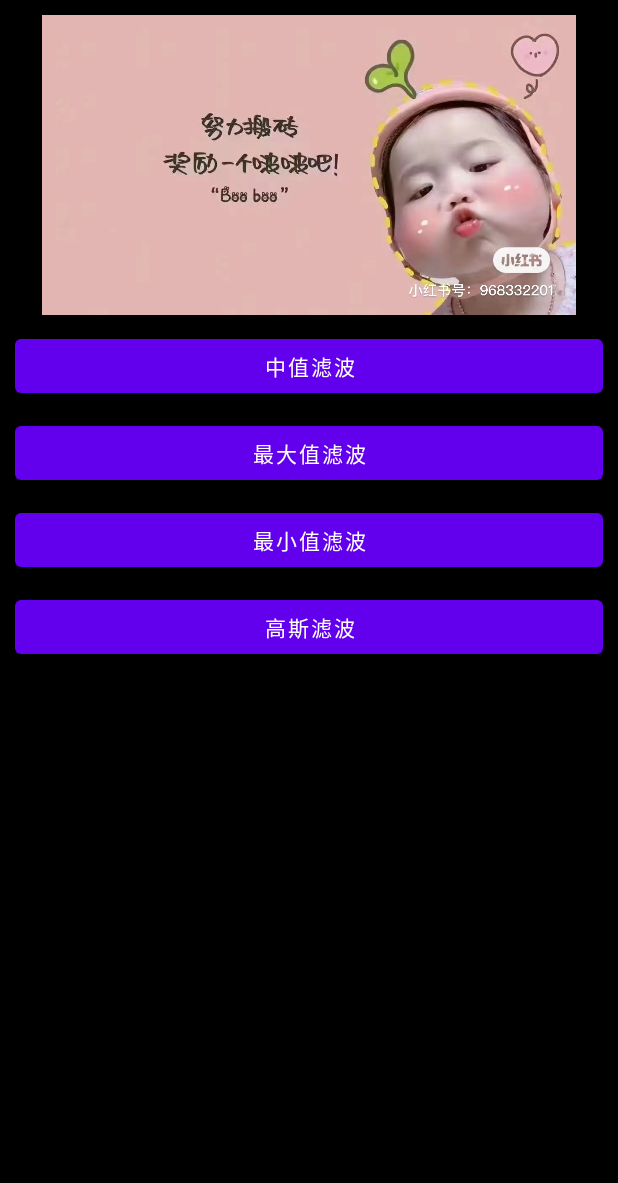
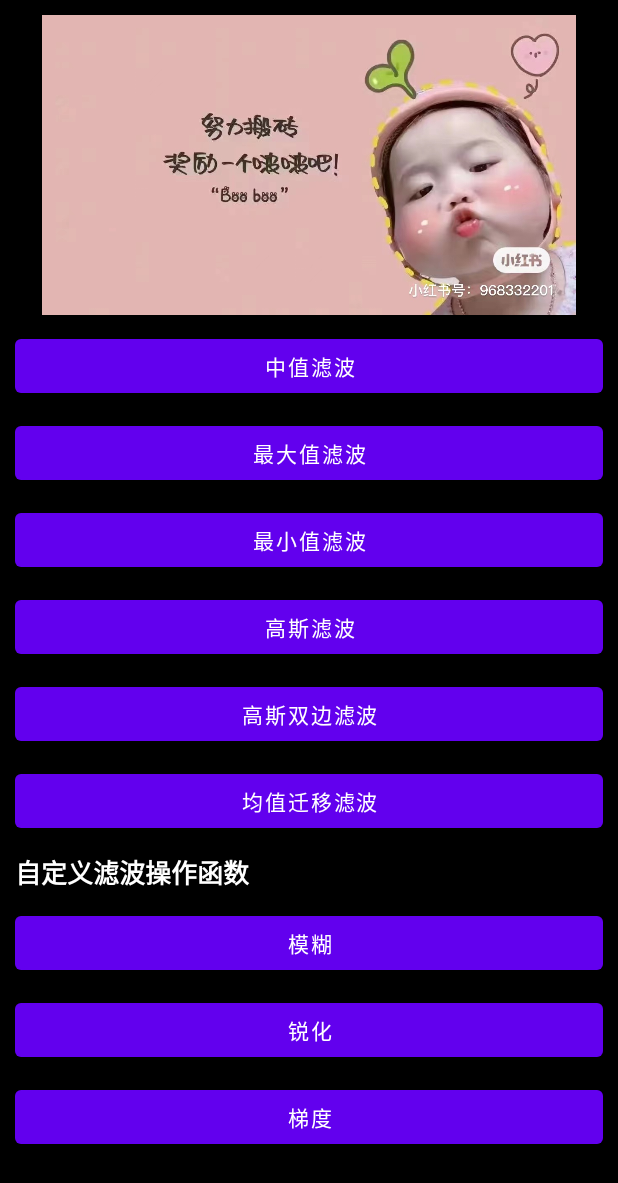
Before and after one commit to hutaodediannao/openCV-android, an Android app: the BlurActivity screen opened directly, with no data from a screen before it, on a phone screen of 412 x 824 dp. Shown: the top 1183 px of the screen. Run offline under Robolectric (Android 15) with nearby library versions, the phone set to English and light mode, and no system bars; 1 statement that could not run was skipped.

Commit message:
1、自定义滤波函数

```diff
--- a/app/src/main/java/com/example/myopencvndkapp/BlurActivity.java
+++ b/app/src/main/java/com/example/myopencvndkapp/BlurActivity.java
@@ -8,7 +8,7 @@ import android.widget.ImageView;
 
 import androidx.appcompat.app.AppCompatActivity;
 
-public class BlurActivity extends AppCompatActivity implements View.OnClickListener {
+public class BlurActivity extends AppCompatActivity {
 
     private ImageView iv;
     private Bitmap bitmap;
@@ -21,19 +21,13 @@ public class BlurActivity extends AppCompatActivity implements View.OnClickListe
     protected void onCreate(Bundle savedInstanceState) {
         super.onCreate(savedInstanceState);
         setContentView(R.layout.activity_blur);
+        Bitmap bmp = BitmapFactory.decodeResource(getResources(), R.mipmap.ic);
+        bitmap = bmp.copy(Bitmap.Config.ARGB_8888, true);
 
         iv = findViewById(R.id.iv);
-        findViewById(R.id.button).setOnClickListener(this);
-        findViewById(R.id.button1).setOnClickListener(this);
-        findViewById(R.id.button2).setOnClickListener(this);
-        findViewById(R.id.button3).setOnClickListener(this);
-
-        Bitmap bmp = BitmapFactory.decodeResource(getResources(), R.mipmap.ic);
-        bitmap = bmp.copy(Bitmap.Config.ARGB_8888, true);
     }
 
-    @Override
-    public void onClick(View view) {
+    public void click(View view) {
         switch (view.getId()) {
             case R.id.button:
                 //中值滤波
@@ -51,11 +45,37 @@ public class BlurActivity extends AppCompatActivity implements View.OnClickListe
                 //高斯滤波
                 gune(bitmap);
                 break;
+            case R.id.button4:
+                //高斯双边滤波
+                bilateralFilter(bitmap);
+                break;
+            case R.id.button5:
+                //均值迁移滤波
+                pyrMeanShiftFiltering(bitmap);
+                break;
+            case R.id.button6:
+                //模糊操作
+                mohu(bitmap);
+                break;
+            case R.id.button7:
+                //锐化
+
+                break;
+            case R.id.button8:
+                //梯度
+
+                break;
             default:
                 break;
         }
         iv.setImageBitmap(bitmap);
     }
+
+    private native void mohu(Bitmap bitmap);
+
+    private native void pyrMeanShiftFiltering(Bitmap bitmap);
+
+    private native void bilateralFilter(Bitmap bitmap);
 
     private native void gune(Bitmap bitmap);
 
--- a/app/src/main/res/layout/activity_blur.xml
+++ b/app/src/main/res/layout/activity_blur.xml
@@ -1,5 +1,5 @@
 <?xml version="1.0" encoding="utf-8"?>
-<LinearLayout xmlns:android="http://schemas.android.com/apk/res/android"
+<ScrollView xmlns:android="http://schemas.android.com/apk/res/android"
     xmlns:app="http://schemas.android.com/apk/res-auto"
     xmlns:tools="http://schemas.android.com/tools"
     android:layout_width="match_parent"
@@ -8,6 +8,11 @@
     android:orientation="vertical"
     android:padding="10dp"
     tools:context=".BlurActivity">
+
+    <LinearLayout
+        android:layout_width="match_parent"
+        android:layout_height="wrap_content"
+        android:orientation="vertical">
 
     <ImageView
         android:id="@+id/iv"
@@ -20,6 +25,7 @@
         android:layout_width="match_parent"
         android:layout_height="wrap_content"
         android:layout_marginTop="10dp"
+        android:onClick="click"
         android:text="中值滤波" />
 
     <Button
@@ -27,6 +33,7 @@
         android:layout_width="match_parent"
         android:layout_height="wrap_content"
         android:layout_marginTop="10dp"
+        android:onClick="click"
         android:text="最大值滤波" />
 
     <Button
@@ -34,6 +41,7 @@
         android:layout_width="match_parent"
         android:layout_height="wrap_content"
         android:layout_marginTop="10dp"
+        android:onClick="click"
         android:text="最小值滤波" />
 
     <Button
@@ -41,6 +49,57 @@
         android:layout_width="match_parent"
         android:layout_height="wrap_content"
         android:layout_marginTop="10dp"
+        android:onClick="click"
         android:text="高斯滤波" />
 
-</LinearLayout>
+    <Button
+        android:id="@+id/button4"
+        android:layout_width="match_parent"
+        android:layout_height="wrap_content"
+        android:layout_marginTop="10dp"
+        android:onClick="click"
+        android:text="高斯双边滤波" />
+
+    <Button
+        android:id="@+id/button5"
+        android:layout_width="match_parent"
+        android:layout_height="wrap_content"
+        android:layout_marginTop="10dp"
+        android:onClick="click"
+        android:text="均值迁移滤波" />
+
+    <TextView
+        android:layout_width="match_parent"
+        android:layout_height="wrap_content"
+        android:layout_marginTop="10dp"
+        android:textColor="@color/white"
+        android:textStyle="bold"
+        android:textSize="17sp"
+        android:text="自定义滤波操作函数" />
+
+        <Button
+            android:id="@+id/button6"
+            android:layout_width="match_parent"
+            android:layout_height="wrap_content"
+            android:layout_marginTop="10dp"
+            android:onClick="click"
+            android:text="模糊" />
+
+        <Button
+            android:id="@+id/button7"
+            android:layout_width="match_parent"
+            android:layout_height="wrap_content"
+            android:layout_marginTop="10dp"
+            android:onClick="click"
+            android:text="锐化" />
+
+        <Button
+            android:id="@+id/button8"
+            android:layout_width="match_parent"
+            android:layout_height="wrap_content"
+            android:layout_marginTop="10dp"
+            android:onClick="click"
+            android:text="梯度" />
+
+    </LinearLayout>
+</ScrollView>
```
Also changed, not shown: 5 other files.
